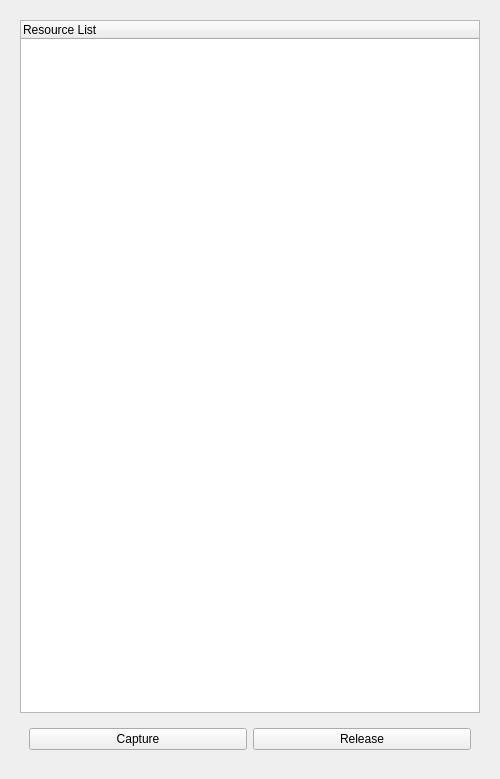
Before: the Qt Designer form rocon_qt_library/ui/resource_chooser.ui in robotics-in-concert/rocon_qt_gui, drawn with Qt 5.
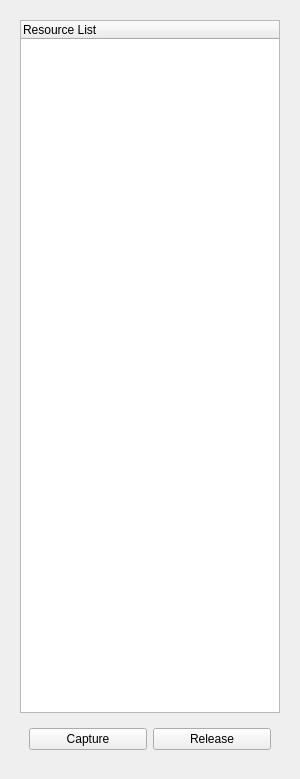
After: the same form once the commit is applied.

The edit to the form file:
```diff
--- a/rocon_qt_library/ui/resource_chooser.ui
+++ b/rocon_qt_library/ui/resource_chooser.ui
@@ -9,7 +9,7 @@
    <rect>
     <x>0</x>
     <y>0</y>
-    <width>500</width>
+    <width>300</width>
     <height>779</height>
    </rect>
   </property>
```
